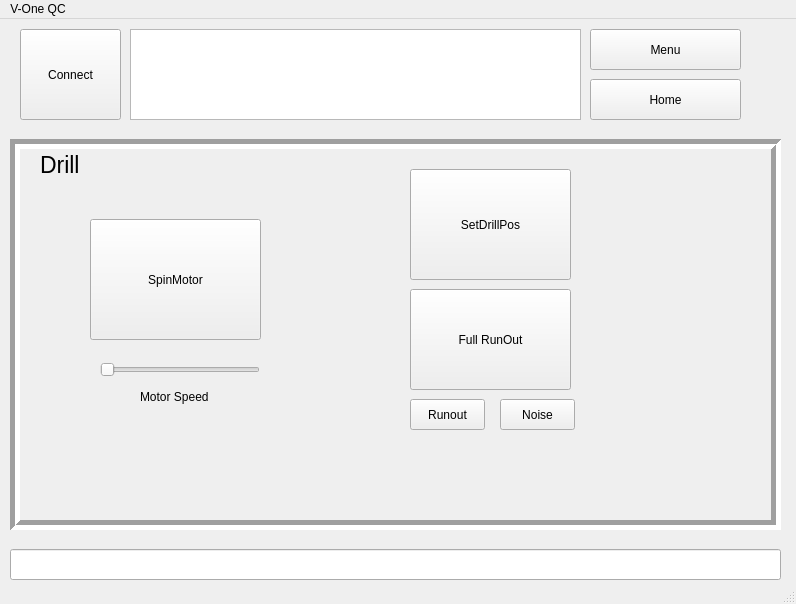
This is FT_vone/mainwindow.ui in 7ome/Functional-Test as Qt 5 draws it before an edit. The edited form follows.
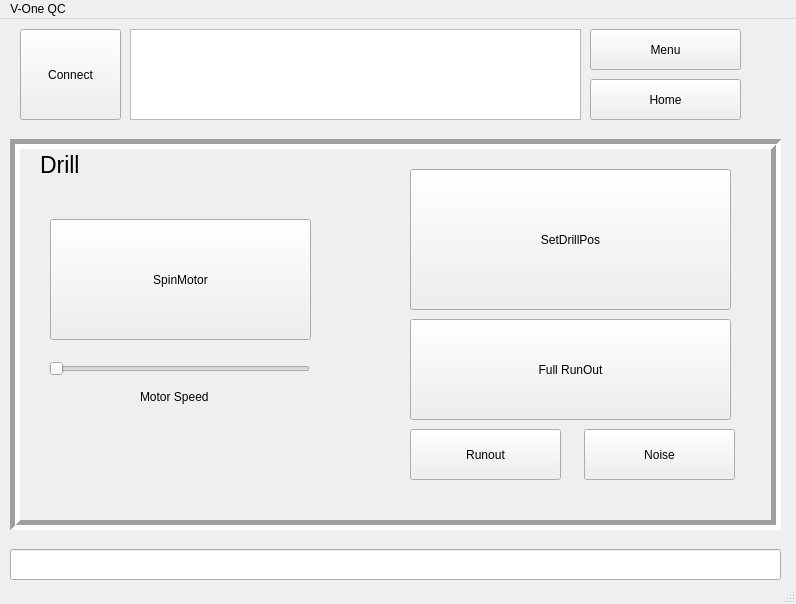
This is the edited form. The open tabs and pages were chosen to show the change.

```diff
--- a/FT_vone/mainwindow.ui
+++ b/FT_vone/mainwindow.ui
@@ -292,10 +292,10 @@
      <widget class="QSlider" name="MotorSpeedSlider">
       <property name="geometry">
        <rect>
-        <x>80</x>
+        <x>29</x>
         <y>210</y>
-        <width>160</width>
-        <height>22</height>
+        <width>261</width>
+        <height>20</height>
        </rect>
       </property>
       <property name="singleStep">
@@ -314,9 +314,9 @@
      <widget class="QPushButton" name="SpinMotorButton">
       <property name="geometry">
        <rect>
-        <x>70</x>
+        <x>30</x>
         <y>70</y>
-        <width>171</width>
+        <width>261</width>
         <height>121</height>
        </rect>
       </property>
@@ -329,8 +329,8 @@
        <rect>
         <x>390</x>
         <y>20</y>
-        <width>161</width>
-        <height>111</height>
+        <width>321</width>
+        <height>141</height>
        </rect>
       </property>
       <property name="text">
@@ -341,8 +341,8 @@
       <property name="geometry">
        <rect>
         <x>390</x>
-        <y>140</y>
-        <width>161</width>
+        <y>170</y>
+        <width>321</width>
         <height>101</height>
        </rect>
       </property>
@@ -367,9 +367,9 @@
       <property name="geometry">
        <rect>
         <x>390</x>
-        <y>250</y>
-        <width>75</width>
-        <height>31</height>
+        <y>280</y>
+        <width>151</width>
+        <height>51</height>
        </rect>
       </property>
       <property name="text">
@@ -379,10 +379,10 @@
      <widget class="QPushButton" name="NoiseButton">
       <property name="geometry">
        <rect>
-        <x>480</x>
-        <y>250</y>
-        <width>75</width>
-        <height>31</height>
+        <x>564</x>
+        <y>280</y>
+        <width>151</width>
+        <height>51</height>
        </rect>
       </property>
       <property name="text">
```
Left out of the diff: 58 changed lines with no effect on the pictures.
